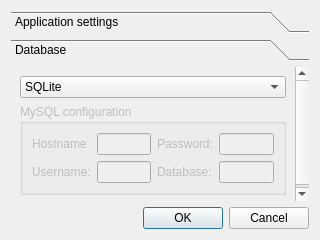
Above: src/ui/optionsdialog.ui from seberm/salarm before the change. Below: the same form after it.
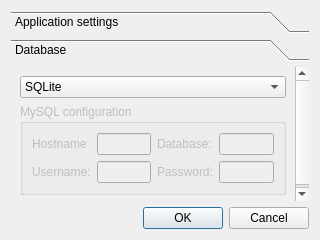
That is the form after the change. The open tabs and pages were chosen to show the change.

Commit message: Fixed "canClose" option; Small changes in OptionsDialog design

```diff
--- a/src/ui/optionsdialog.ui
+++ b/src/ui/optionsdialog.ui
@@ -90,13 +90,6 @@
             </property>
            </widget>
           </item>
-          <item row="3" column="2">
-           <widget class="QLabel" name="labelMySQLDatabase">
-            <property name="text">
-             <string>Database:</string>
-            </property>
-           </widget>
-          </item>
           <item row="1" column="0">
            <widget class="QLabel" name="labelMySQLHostname">
             <property name="text">
@@ -104,14 +97,10 @@
             </property>
            </widget>
           </item>
-          <item row="1" column="2">
-           <widget class="QLabel" name="labelMySQLPassword">
-            <property name="text">
-             <string>Password:</string>
-            </property>
-           </widget>
+          <item row="1" column="1">
+           <widget class="QLineEdit" name="lineEditMySQLHostname"/>
           </item>
-          <item row="1" column="3">
+          <item row="3" column="3">
            <widget class="QLineEdit" name="lineEditMySQLPassword">
             <property name="text">
              <string/>
@@ -121,11 +110,22 @@
             </property>
            </widget>
           </item>
-          <item row="3" column="3">
+          <item row="1" column="3">
            <widget class="QLineEdit" name="lineEditMySQLDatabase"/>
           </item>
-          <item row="1" column="1">
-           <widget class="QLineEdit" name="lineEditMySQLHostname"/>
+          <item row="3" column="2">
+           <widget class="QLabel" name="labelMySQLPassword">
+            <property name="text">
+             <string>Password:</string>
+            </property>
+           </widget>
+          </item>
+          <item row="1" column="2">
+           <widget class="QLabel" name="labelMySQLDatabase">
+            <property name="text">
+             <string>Database:</string>
+            </property>
+           </widget>
           </item>
          </layout>
         </widget>
```
Left out of the diff: 43 changed lines with no effect on the pictures. The commit also changes 2 other files.
